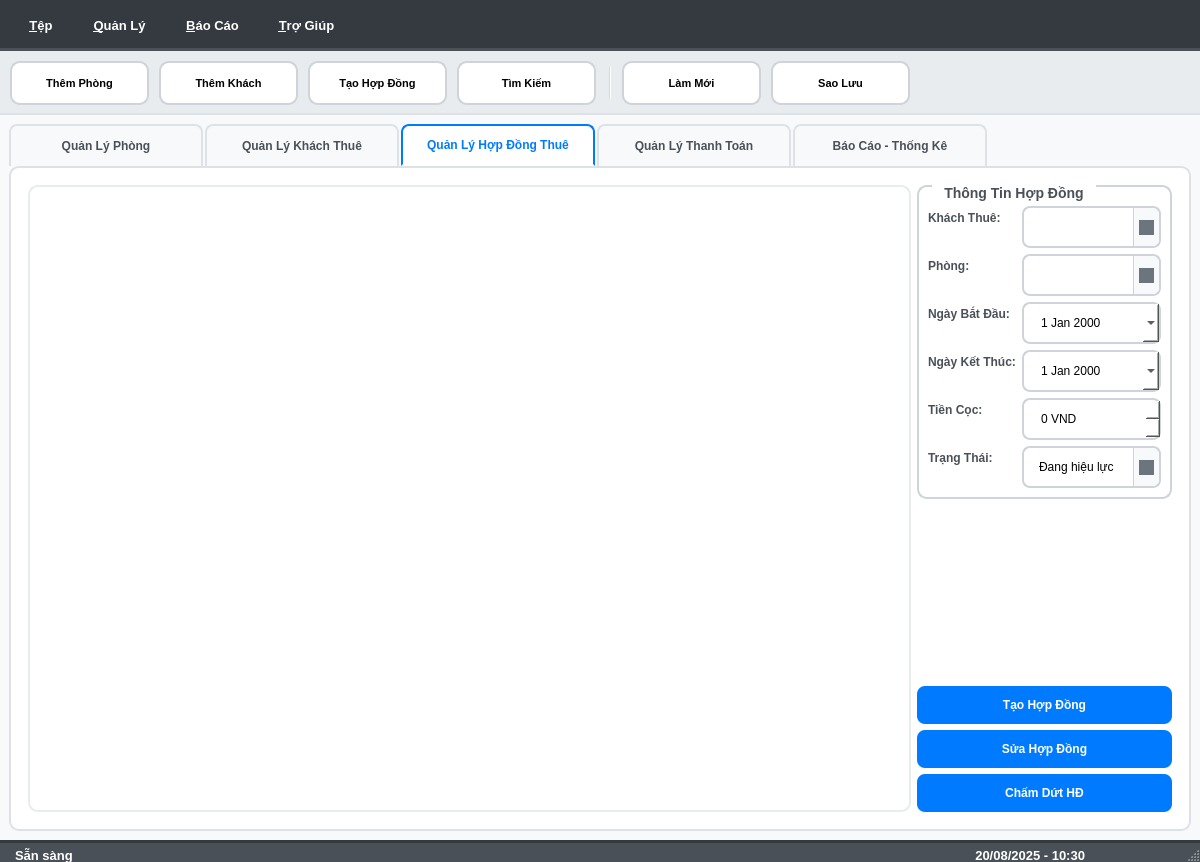
Before: the Qt Designer form ui/design/admin_main.ui in huymatthew/PBL02, drawn with Qt 5.
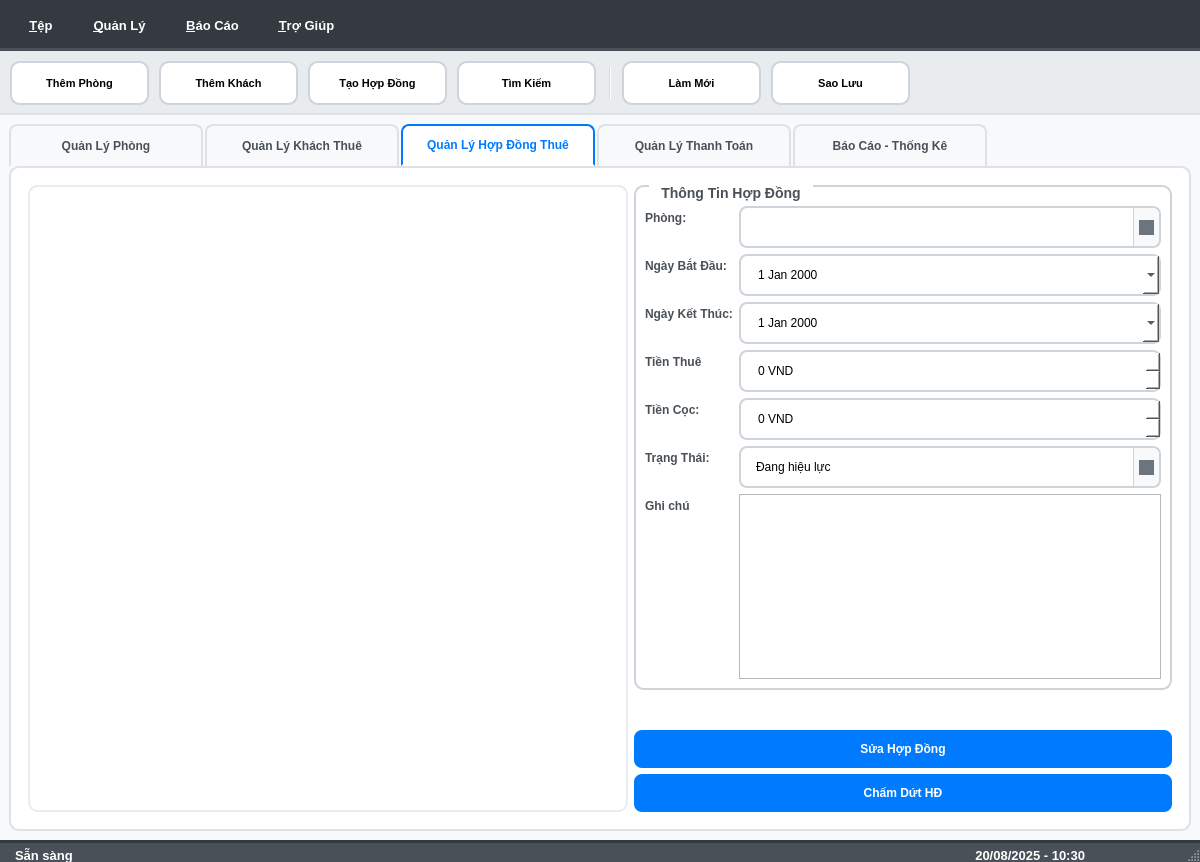
After: the same form once the commit is applied. The open tabs and pages were chosen to show the change. Icons and pictures are not drawn.

Commit message: Begin Tenant View

Patch:
```diff
--- a/ui/design/admin_main.ui
+++ b/ui/design/admin_main.ui
@@ -773,55 +773,41 @@
             </property>
             <layout class="QFormLayout" name="contractFormLayout">
              <item row="0" column="0">
-              <widget class="QLabel" name="contractTenantLabel">
-               <property name="text">
-                <string>Khách Thuê:</string>
-               </property>
-              </widget>
-             </item>
-             <item row="0" column="1">
-              <widget class="QComboBox" name="contractTenantComboBox">
-               <property name="editable">
-                <bool>false</bool>
-               </property>
-              </widget>
-             </item>
-             <item row="1" column="0">
               <widget class="QLabel" name="contractRoomLabel">
                <property name="text">
                 <string>Phòng:</string>
                </property>
               </widget>
              </item>
-             <item row="1" column="1">
+             <item row="0" column="1">
               <widget class="QComboBox" name="contractRoomComboBox">
                <property name="editable">
                 <bool>false</bool>
                </property>
               </widget>
              </item>
-             <item row="2" column="0">
+             <item row="1" column="0">
               <widget class="QLabel" name="contractStartDateLabel">
                <property name="text">
                 <string>Ngày Bắt Đầu:</string>
                </property>
               </widget>
              </item>
-             <item row="2" column="1">
+             <item row="1" column="1">
               <widget class="QDateEdit" name="contractStartDateEdit">
                <property name="calendarPopup">
                 <bool>true</bool>
                </property>
               </widget>
              </item>
-             <item row="3" column="0">
+             <item row="2" column="0">
               <widget class="QLabel" name="contractEndDateLabel">
                <property name="text">
                 <string>Ngày Kết Thúc:</string>
                </property>
               </widget>
              </item>
-             <item row="3" column="1">
+             <item row="2" column="1">
               <widget class="QDateEdit" name="contractEndDateEdit">
                <property name="calendarPopup">
                 <bool>true</bool>
@@ -882,6 +868,42 @@
                </item>
               </widget>
              </item>
+             <item row="3" column="1">
+              <widget class="QDoubleSpinBox" name="contractMoney">
+               <property name="prefix">
+                <string/>
+               </property>
+               <property name="suffix">
+                <string> VND</string>
+               </property>
+               <property name="decimals">
+                <number>0</number>
+               </property>
+               <property name="maximum">
+                <double>10000000.000000000000000</double>
+               </property>
+               <property name="singleStep">
+                <double>100000.000000000000000</double>
+               </property>
+              </widget>
+             </item>
+             <item row="3" column="0">
+              <widget class="QLabel" name="label_2">
+               <property name="text">
+                <string>Tiền Thuê</string>
+               </property>
+              </widget>
+             </item>
+             <item row="6" column="1">
+              <widget class="QPlainTextEdit" name="contractDescription"/>
+             </item>
+             <item row="6" column="0">
+              <widget class="QLabel" name="label_3">
+               <property name="text">
+                <string>Ghi chú</string>
+               </property>
+              </widget>
+             </item>
             </layout>
            </widget>
           </item>
@@ -900,17 +922,6 @@
           </item>
           <item>
            <layout class="QVBoxLayout" name="contractButtonsLayout">
-            <item>
-             <widget class="QPushButton" name="addContractButton">
-              <property name="text">
-               <string>Tạo Hợp Đồng</string>
-              </property>
-              <property name="icon">
-               <iconset>
-                <normaloff>:/icons/add.png</normaloff>:/icons/add.png</iconset>
-              </property>
-             </widget>
-            </item>
             <item>
              <widget class="QPushButton" name="editContractButton">
               <property name="text">
```
Left out of the diff: 48 changed lines with no effect on the pictures. The commit also changes 18 other files.
